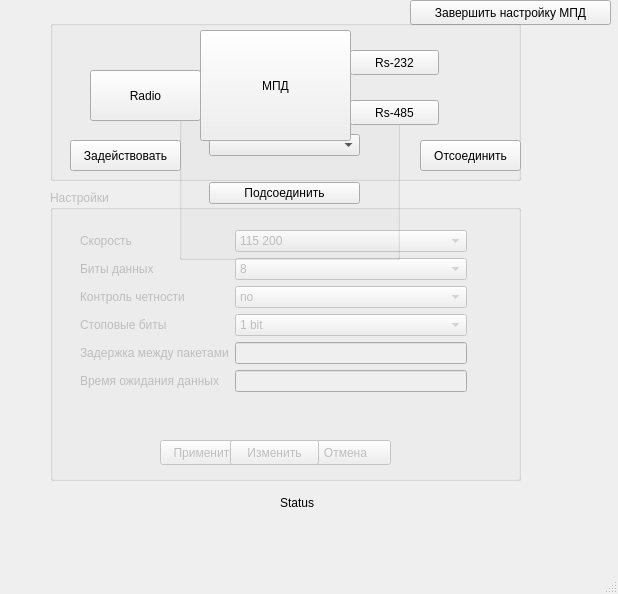
Above: cmainwindow.ui from y0pta/GUI_MPD before the change. Below: the same form after it.
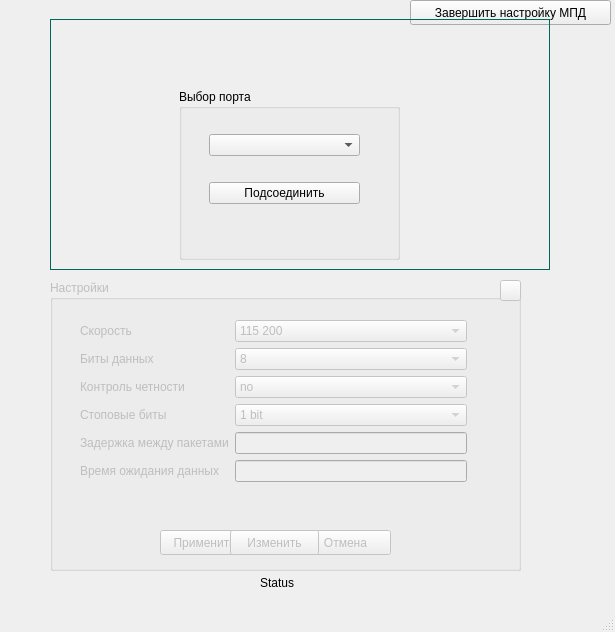
That is the form after the change. Custom widgets are drawn as their Qt base class.

Commit message: Add mpd-widget instead push buttons. Contributes to #746

```diff
--- a/cmainwindow.ui
+++ b/cmainwindow.ui
@@ -6,8 +6,8 @@
    <rect>
     <x>0</x>
     <y>0</y>
-    <width>618</width>
-    <height>594</height>
+    <width>615</width>
+    <height>632</height>
    </rect>
   </property>
   <property name="windowTitle">
@@ -21,7 +21,7 @@
     <property name="geometry">
      <rect>
       <x>50</x>
-      <y>190</y>
+      <y>280</y>
       <width>471</width>
       <height>291</height>
      </rect>
@@ -219,12 +219,25 @@
       <string>Изменить</string>
      </property>
     </widget>
+    <widget class="QPushButton" name="pb_closeSettings">
+     <property name="geometry">
+      <rect>
+       <x>450</x>
+       <y>0</y>
+       <width>21</width>
+       <height>21</height>
+      </rect>
+     </property>
+     <property name="text">
+      <string/>
+     </property>
+    </widget>
    </widget>
    <widget class="QLabel" name="lb_status">
     <property name="geometry">
      <rect>
-      <x>280</x>
-      <y>490</y>
+      <x>260</x>
+      <y>570</y>
       <width>44</width>
       <height>25</height>
      </rect>
@@ -317,96 +330,40 @@
     <property name="geometry">
      <rect>
       <x>50</x>
-      <y>20</y>
-      <width>471</width>
-      <height>161</height>
+      <y>19</y>
+      <width>500</width>
+      <height>251</height>
      </rect>
     </property>
+    <property name="minimumSize">
+     <size>
+      <width>410</width>
+      <height>230</height>
+     </size>
+    </property>
+    <property name="styleSheet">
+     <string notr="true">border: 1px double  #00665E; </string>
+    </property>
     <property name="title">
      <string/>
     </property>
-    <widget class="QPushButton" name="pb_radio">
+    <property name="alignment">
+     <set>Qt::AlignCenter</set>
+    </property>
+    <property name="checkable">
+     <bool>false</bool>
+    </property>
+    <widget class="CMpdWidget" name="wgt_model" native="true">
      <property name="geometry">
       <rect>
-       <x>40</x>
-       <y>50</y>
-       <width>111</width>
-       <height>51</height>
+       <x>70</x>
+       <y>40</y>
+       <width>350</width>
+       <height>180</height>
       </rect>
      </property>
-     <property name="text">
-      <string>Radio</string>
-     </property>
-    </widget>
-    <widget class="QPushButton" name="pb_mpd">
-     <property name="geometry">
-      <rect>
-       <x>150</x>
-       <y>10</y>
-       <width>151</width>
-       <height>111</height>
-      </rect>
-     </property>
-     <property name="text">
-      <string>МПД</string>
-     </property>
-    </widget>
-    <widget class="QPushButton" name="pb_rs232">
-     <property name="geometry">
-      <rect>
-       <x>300</x>
-       <y>30</y>
-       <width>89</width>
-       <height>25</height>
-      </rect>
-     </property>
-     <property name="text">
-      <string>Rs-232</string>
-     </property>
-    </widget>
-    <widget class="QPushButton" name="pb_rs485">
-     <property name="geometry">
-      <rect>
-       <x>300</x>
-       <y>80</y>
-       <width>89</width>
-       <height>25</height>
-      </rect>
-     </property>
-     <property name="text">
-      <string>Rs-485</string>
-     </property>
-    </widget>
-    <widget class="QPushButton" name="pb_disconnect">
-     <property name="enabled">
-      <bool>true</bool>
-     </property>
-     <property name="geometry">
-      <rect>
-       <x>370</x>
-       <y>120</y>
-       <width>101</width>
-       <height>31</height>
-      </rect>
-     </property>
-     <property name="text">
-      <string>Отсоединить</string>
-     </property>
-    </widget>
-    <widget class="QPushButton" name="pb_disconnect_2">
-     <property name="enabled">
-      <bool>true</bool>
-     </property>
-     <property name="geometry">
-      <rect>
-       <x>20</x>
-       <y>120</y>
-       <width>111</width>
-       <height>31</height>
-      </rect>
-     </property>
-     <property name="text">
-      <string>Задействовать</string>
+     <property name="styleSheet">
+      <string notr="true">border: none;</string>
      </property>
     </widget>
    </widget>
@@ -423,6 +380,14 @@
   </widget>
   <widget class="QStatusBar" name="statusbar"/>
  </widget>
+ <customwidgets>
+  <customwidget>
+   <class>CMpdWidget</class>
+   <extends>QWidget</extends>
+   <header>cmpdwidget.h</header>
+   <container>1</container>
+  </customwidget>
+ </customwidgets>
  <resources/>
  <connections/>
 </ui>
```
Left out of the diff: 4 changed lines with no effect on the pictures. The commit also changes 6 other files.
